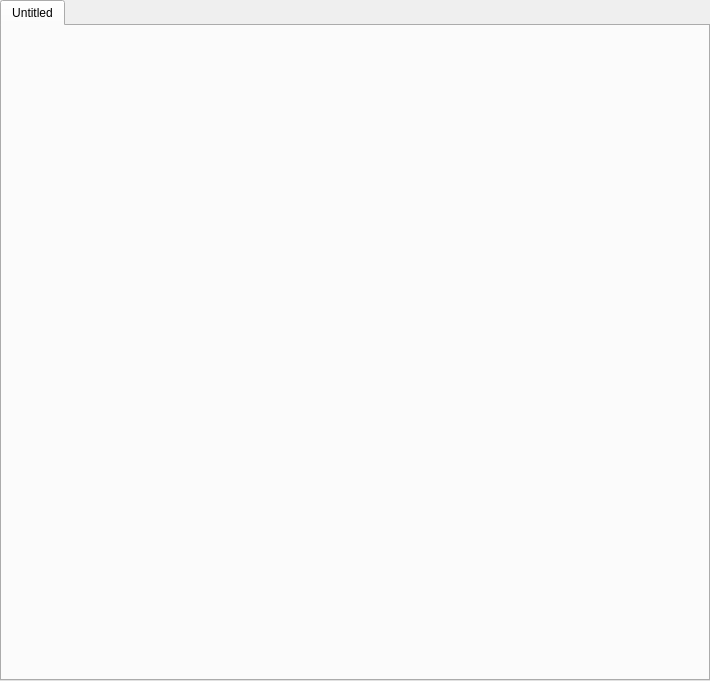
Old version of the form tools/assistant/tabbedbrowser.ui in the repository Fat-Zer/qt4-historical.
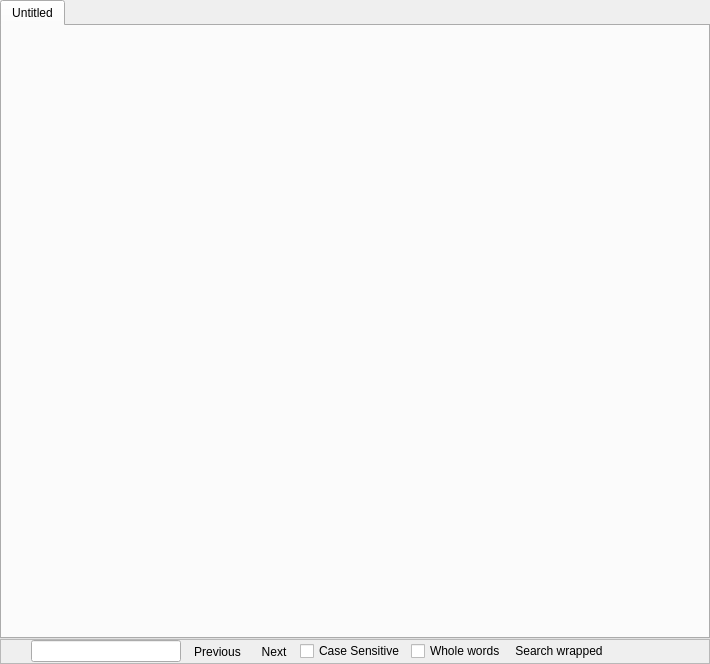
New version of the form. Icons and pictures are not drawn.

```diff
--- a/tools/assistant/tabbedbrowser.ui
+++ b/tools/assistant/tabbedbrowser.ui
@@ -30,20 +30,20 @@
     <x>0</x>
     <y>0</y>
     <width>710</width>
-    <height>681</height>
+    <height>664</height>
    </rect>
   </property>
   <property name="windowTitle" >
    <string>TabbedBrowser</string>
   </property>
-  <layout class="QGridLayout" >
+  <layout class="QVBoxLayout" >
    <property name="margin" >
     <number>0</number>
    </property>
    <property name="spacing" >
     <number>0</number>
    </property>
-   <item row="0" column="0" >
+   <item>
     <widget class="QTabWidget" name="tab" >
      <widget class="QWidget" name="frontpage" >
       <attribute name="title" >
@@ -60,6 +60,151 @@
      </widget>
     </widget>
    </item>
+   <item>
+    <widget class="QFrame" name="frameFind" >
+     <property name="frameShape" >
+      <enum>QFrame::StyledPanel</enum>
+     </property>
+     <property name="frameShadow" >
+      <enum>QFrame::Raised</enum>
+     </property>
+     <layout class="QHBoxLayout" >
+      <property name="margin" >
+       <number>0</number>
+      </property>
+      <property name="spacing" >
+       <number>6</number>
+      </property>
+      <item>
+       <widget class="QToolButton" name="toolClose" >
+        <property name="text" >
+         <string/>
+        </property>
+        <property name="icon" >
+         <iconset resource="assistant.qrc" >:/trolltech/assistant/images/close.png</iconset>
+        </property>
+        <property name="autoRaise" >
+         <bool>true</bool>
+        </property>
+       </widget>
+      </item>
+      <item>
+       <widget class="QLineEdit" name="editFind" >
+        <property name="sizePolicy" >
+         <sizepolicy>
+          <hsizetype>0</hsizetype>
+          <vsizetype>0</vsizetype>
+          <horstretch>0</horstretch>
+          <verstretch>0</verstretch>
+         </sizepolicy>
+        </property>
+        <property name="minimumSize" >
+         <size>
+          <width>150</width>
+          <height>0</height>
+         </size>
+        </property>
+       </widget>
+      </item>
+      <item>
+       <widget class="QToolButton" name="toolPrevious" >
+        <property name="text" >
+         <string>Previous</string>
+        </property>
+        <property name="icon" >
+         <iconset resource="assistant.qrc" >:/trolltech/assistant/images/win/previous.png</iconset>
+        </property>
+        <property name="toolButtonStyle" >
+         <enum>Qt::ToolButtonTextBesideIcon</enum>
+        </property>
+        <property name="autoRaise" >
+         <bool>true</bool>
+        </property>
+       </widget>
+      </item>
+      <item>
+       <widget class="QToolButton" name="toolNext" >
+        <property name="minimumSize" >
+         <size>
+          <width>0</width>
+          <height>0</height>
+         </size>
+        </property>
+        <property name="text" >
+         <string>Next</string>
+        </property>
+        <property name="icon" >
+         <iconset resource="assistant.qrc" >:/trolltech/assistant/images/win/next.png</iconset>
+        </property>
+        <property name="toolButtonStyle" >
+         <enum>Qt::ToolButtonTextBesideIcon</enum>
+        </property>
+        <property name="autoRaise" >
+         <bool>true</bool>
+        </property>
+        <property name="arrowType" >
+         <enum>Qt::NoArrow</enum>
+        </property>
+       </widget>
+      </item>
+      <item>
+       <widget class="QCheckBox" name="checkCase" >
+        <property name="text" >
+         <string>Case Sensitive</string>
+        </property>
+       </widget>
+      </item>
+      <item>
+       <widget class="QCheckBox" name="checkWholeWords" >
+        <property name="text" >
+         <string>Whole words</string>
+        </property>
+       </widget>
+      </item>
+      <item>
+       <widget class="QLabel" name="labelWrapped" >
+        <property name="minimumSize" >
+         <size>
+          <width>0</width>
+          <height>20</height>
+         </size>
+        </property>
+        <property name="maximumSize" >
+         <size>
+          <width>105</width>
+          <height>20</height>
+         </size>
+        </property>
+        <property name="text" >
+         <string>&lt;img src=":/trolltech/assistant/images/wrap.png">&amp;nbsp;Search wrapped</string>
+        </property>
+        <property name="textFormat" >
+         <enum>Qt::RichText</enum>
+        </property>
+        <property name="scaledContents" >
+         <bool>true</bool>
+        </property>
+        <property name="alignment" >
+         <set>Qt::AlignLeading|Qt::AlignLeft|Qt::AlignVCenter</set>
+        </property>
+       </widget>
+      </item>
+      <item>
+       <spacer>
+        <property name="orientation" >
+         <enum>Qt::Horizontal</enum>
+        </property>
+        <property name="sizeHint" >
+         <size>
+          <width>81</width>
+          <height>21</height>
+         </size>
+        </property>
+       </spacer>
+      </item>
+     </layout>
+    </widget>
+   </item>
   </layout>
  </widget>
  <pixmapfunction></pixmapfunction>
```
Left out of the diff: 4 changed lines with no effect on the pictures.
